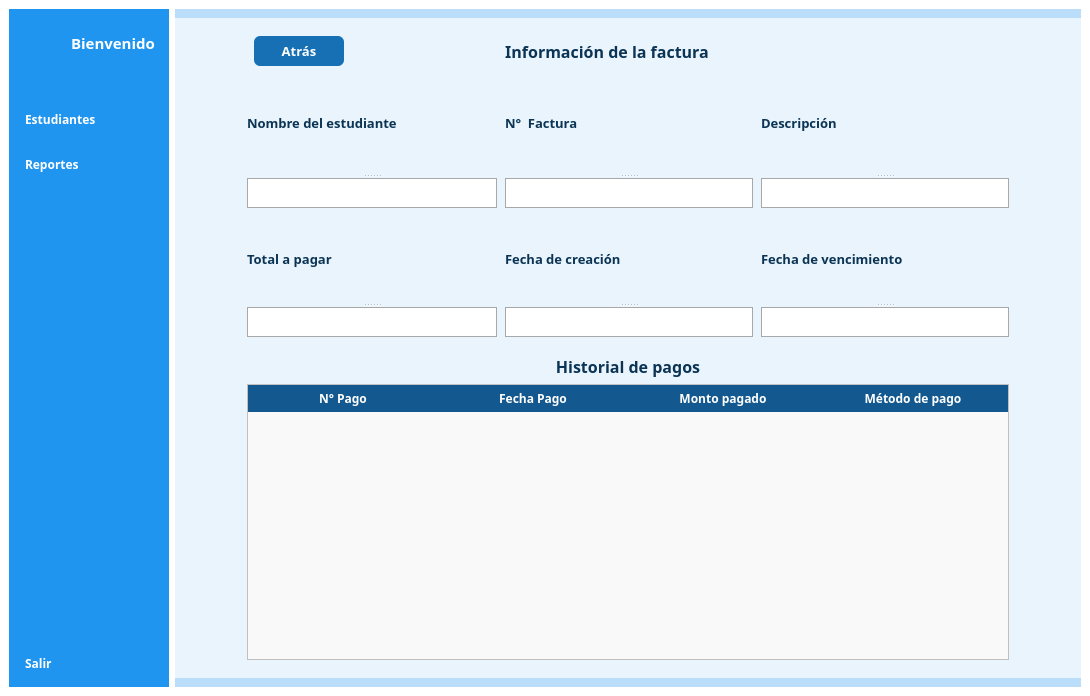
Before: the Qt Designer form gui/UI/interface.ui in DeiviHerreraDiaz09/Student-Management-Project, drawn with Qt 5.
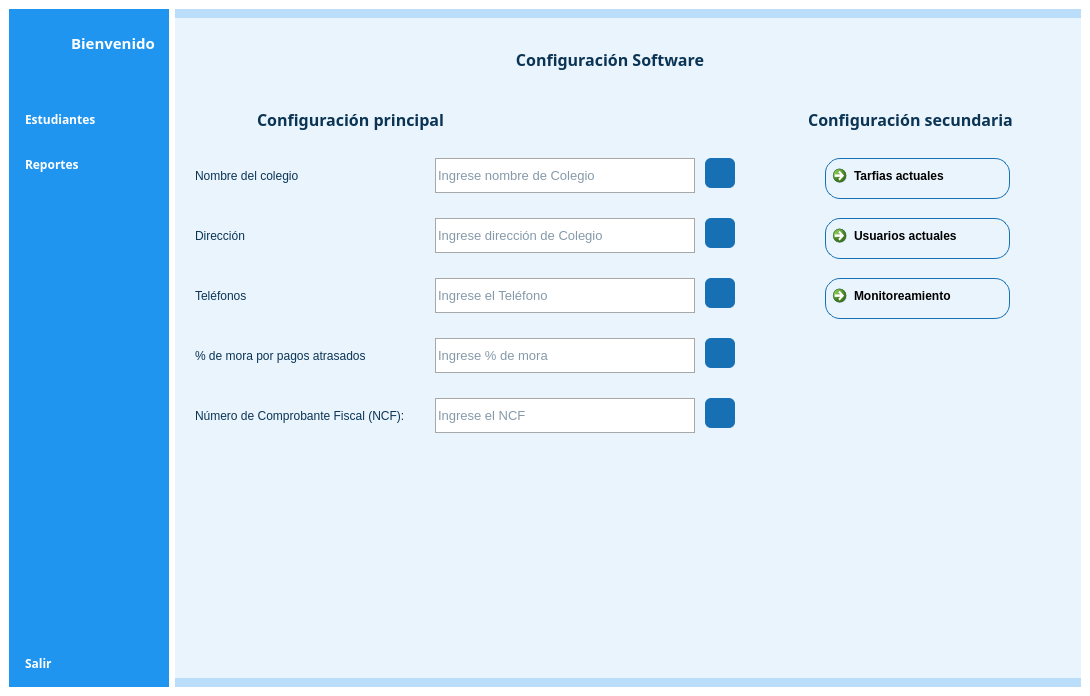
After: the same form once the commit is applied. The open tabs and pages were chosen to show the change. Icons and pictures are not drawn.

```diff
--- a/gui/UI/interface.ui
+++ b/gui/UI/interface.ui
@@ -300,7 +300,7 @@
              <string notr="true">background-color: rgb(255, 255, 255);</string>
             </property>
             <property name="currentIndex">
-             <number>0</number>
+             <number>2</number>
             </property>
             <widget class="QWidget" name="students_page">
              <property name="styleSheet">
@@ -3976,6 +3976,668 @@
               </item>
              </layout>
             </widget>
+            <widget class="QWidget" name="settings">
+             <property name="styleSheet">
+              <string notr="true">background-color:#e9f4fd;</string>
+             </property>
+             <widget class="QLabel" name="tittle_header_2">
+              <property name="geometry">
+               <rect>
+                <x>10</x>
+                <y>10</y>
+                <width>850</width>
+                <height>50</height>
+               </rect>
+              </property>
+              <property name="minimumSize">
+               <size>
+                <width>0</width>
+                <height>50</height>
+               </size>
+              </property>
+              <property name="maximumSize">
+               <size>
+                <width>16777215</width>
+                <height>50</height>
+               </size>
+              </property>
+              <property name="font">
+               <font>
+                <family>Euphemia</family>
+                <pointsize>12</pointsize>
+                <weight>75</weight>
+                <bold>true</bold>
+               </font>
+              </property>
+              <property name="styleSheet">
+               <string notr="true">color: rgb(11, 52, 84);
+margin-top:12px;</string>
+              </property>
+              <property name="text">
+               <string>Configuración Software</string>
+              </property>
+              <property name="alignment">
+               <set>Qt::AlignCenter</set>
+              </property>
+              <property name="margin">
+               <number>0</number>
+              </property>
+             </widget>
+             <widget class="QLineEdit" name="input_amount_paid_2">
+              <property name="geometry">
+               <rect>
+                <x>260</x>
+                <y>260</y>
+                <width>260</width>
+                <height>35</height>
+               </rect>
+              </property>
+              <property name="minimumSize">
+               <size>
+                <width>250</width>
+                <height>35</height>
+               </size>
+              </property>
+              <property name="maximumSize">
+               <size>
+                <width>260</width>
+                <height>35</height>
+               </size>
+              </property>
+              <property name="font">
+               <font>
+                <pointsize>10</pointsize>
+               </font>
+              </property>
+              <property name="styleSheet">
+               <string notr="true">background-color: rgb(255, 255, 255);
+color: rgb(11, 52, 84);
+border:1px solid  #a8a8a8;</string>
+              </property>
+              <property name="readOnly">
+               <bool>false</bool>
+              </property>
+              <property name="placeholderText">
+               <string>Ingrese el Teléfono</string>
+              </property>
+             </widget>
+             <widget class="QLabel" name="label_2">
+              <property name="geometry">
+               <rect>
+                <x>20</x>
+                <y>270</y>
+                <width>231</width>
+                <height>16</height>
+               </rect>
+              </property>
+              <property name="styleSheet">
+               <string notr="true">color: rgb(11, 52, 84);
+font: 10pt &quot;Ebrima&quot;;</string>
+              </property>
+              <property name="text">
+               <string>Teléfonos</string>
+              </property>
+             </widget>
+             <widget class="QPushButton" name="button_search_2">
+              <property name="geometry">
+               <rect>
+                <x>530</x>
+                <y>260</y>
+                <width>30</width>
+                <height>30</height>
+               </rect>
+              </property>
+              <property name="minimumSize">
+               <size>
+                <width>30</width>
+                <height>30</height>
+               </size>
+              </property>
+              <property name="maximumSize">
+               <size>
+                <width>30</width>
+                <height>30</height>
+               </size>
+              </property>
+              <property name="cursor">
+               <cursorShape>PointingHandCursor</cursorShape>
+              </property>
+              <property name="styleSheet">
+               <string notr="true">background-color:#1770b3;
+borde: none;
+border-radius:6px;
+</string>
+              </property>
+              <property name="text">
+               <string/>
+              </property>
+              <property name="icon">
+               <iconset>
+                <normaloff>:/icons/assets/icons/Search.svg</normaloff>:/icons/assets/icons/Search.svg</iconset>
+              </property>
+             </widget>
+             <widget class="QLineEdit" name="input_amount_paid_3">
+              <property name="geometry">
+               <rect>
+                <x>260</x>
+                <y>140</y>
+                <width>260</width>
+                <height>35</height>
+               </rect>
+              </property>
+              <property name="minimumSize">
+               <size>
+                <width>250</width>
+                <height>35</height>
+               </size>
+              </property>
+              <property name="maximumSize">
+               <size>
+                <width>260</width>
+                <height>35</height>
+               </size>
+              </property>
+              <property name="font">
+               <font>
+                <pointsize>10</pointsize>
+               </font>
+              </property>
+              <property name="styleSheet">
+               <string notr="true">background-color: rgb(255, 255, 255);
+color: rgb(11, 52, 84);
+border:1px solid  #a8a8a8;</string>
+              </property>
+              <property name="readOnly">
+               <bool>false</bool>
+              </property>
+              <property name="placeholderText">
+               <string>Ingrese nombre de Colegio</string>
+              </property>
+             </widget>
+             <widget class="QLabel" name="label_3">
+              <property name="geometry">
+               <rect>
+                <x>20</x>
+                <y>150</y>
+                <width>231</width>
+                <height>16</height>
+               </rect>
+              </property>
+              <property name="styleSheet">
+               <string notr="true">color: rgb(11, 52, 84);
+font: 10pt &quot;Ebrima&quot;;</string>
+              </property>
+              <property name="text">
+               <string>Nombre del colegio</string>
+              </property>
+             </widget>
+             <widget class="QPushButton" name="button_search_3">
+              <property name="geometry">
+               <rect>
+                <x>530</x>
+                <y>140</y>
+                <width>30</width>
+                <height>30</height>
+               </rect>
+              </property>
+              <property name="minimumSize">
+               <size>
+                <width>30</width>
+                <height>30</height>
+               </size>
+              </property>
+              <property name="maximumSize">
+               <size>
+                <width>30</width>
+                <height>30</height>
+               </size>
+              </property>
+              <property name="cursor">
+               <cursorShape>PointingHandCursor</cursorShape>
+              </property>
+              <property name="styleSheet">
+               <string notr="true">background-color:#1770b3;
+borde: none;
+border-radius:6px;
+</string>
+              </property>
+              <property name="text">
+               <string/>
+              </property>
+              <property name="icon">
+               <iconset>
+                <normaloff>:/icons/assets/icons/Search.svg</normaloff>:/icons/assets/icons/Search.svg</iconset>
+              </property>
+             </widget>
+             <widget class="QLineEdit" name="input_amount_paid_4">
+              <property name="geometry">
+               <rect>
+                <x>260</x>
+                <y>200</y>
+                <width>260</width>
+                <height>35</height>
+               </rect>
+              </property>
+              <property name="minimumSize">
+               <size>
+                <width>250</width>
+                <height>35</height>
+               </size>
+              </property>
+              <property name="maximumSize">
+               <size>
+                <width>260</width>
+                <height>35</height>
+               </size>
+              </property>
+              <property name="font">
+               <font>
+                <pointsize>10</pointsize>
+               </font>
+              </property>
+              <property name="styleSheet">
+               <string notr="true">background-color: rgb(255, 255, 255);
+color: rgb(11, 52, 84);
+border:1px solid  #a8a8a8;</string>
+              </property>
+              <property name="readOnly">
+               <bool>false</bool>
+              </property>
+              <property name="placeholderText">
+               <string>Ingrese dirección de Colegio</string>
+              </property>
+             </widget>
+             <widget class="QPushButton" name="button_search_4">
+              <property name="geometry">
+               <rect>
+                <x>530</x>
+                <y>200</y>
+                <width>30</width>
+                <height>30</height>
+               </rect>
+              </property>
+              <property name="minimumSize">
+               <size>
+                <width>30</width>
+                <height>30</height>
+               </size>
+              </property>
+              <property name="maximumSize">
+               <size>
+                <width>30</width>
+                <height>30</height>
+               </size>
+              </property>
+              <property name="cursor">
+               <cursorShape>PointingHandCursor</cursorShape>
+              </property>
+              <property name="styleSheet">
+               <string notr="true">background-color:#1770b3;
+borde: none;
+border-radius:6px;
+</string>
+              </property>
+              <property name="text">
+               <string/>
+              </property>
+              <property name="icon">
+               <iconset>
+                <normaloff>:/icons/assets/icons/Search.svg</normaloff>:/icons/assets/icons/Search.svg</iconset>
+              </property>
+             </widget>
+             <widget class="QLabel" name="label_4">
+              <property name="geometry">
+               <rect>
+                <x>20</x>
+                <y>210</y>
+                <width>231</width>
+                <height>16</height>
+               </rect>
+              </property>
+              <property name="styleSheet">
+               <string notr="true">color: rgb(11, 52, 84);
+font: 10pt &quot;Ebrima&quot;;</string>
+              </property>
+              <property name="text">
+               <string>Dirección</string>
+              </property>
+             </widget>
+             <widget class="QLineEdit" name="input_amount_paid_5">
+              <property name="geometry">
+               <rect>
+                <x>260</x>
+                <y>320</y>
+                <width>260</width>
+                <height>35</height>
+               </rect>
+              </property>
+              <property name="minimumSize">
+               <size>
+                <width>250</width>
+                <height>35</height>
+               </size>
+              </property>
+              <property name="maximumSize">
+               <size>
+                <width>260</width>
+                <height>35</height>
+               </size>
+              </property>
+              <property name="font">
+               <font>
+                <pointsize>10</pointsize>
+               </font>
+              </property>
+              <property name="styleSheet">
+               <string notr="true">background-color: rgb(255, 255, 255);
+color: rgb(11, 52, 84);
+border:1px solid  #a8a8a8;</string>
+              </property>
+              <property name="readOnly">
+               <bool>false</bool>
+              </property>
+              <property name="placeholderText">
+               <string>Ingrese % de mora</string>
+              </property>
+             </widget>
+             <widget class="QLabel" name="label_5">
+              <property name="geometry">
+               <rect>
+                <x>20</x>
+                <y>330</y>
+                <width>231</width>
+                <height>16</height>
+               </rect>
+              </property>
+              <property name="styleSheet">
+               <string notr="true">color: rgb(11, 52, 84);
+font: 10pt &quot;Ebrima&quot;;</string>
+              </property>
+              <property name="text">
+               <string>% de mora por pagos atrasados</string>
+              </property>
+             </widget>
+             <widget class="QPushButton" name="button_search_5">
+              <property name="geometry">
+               <rect>
+                <x>530</x>
+                <y>320</y>
+                <width>30</width>
+                <height>30</height>
+               </rect>
+              </property>
+              <property name="minimumSize">
+               <size>
+                <width>30</width>
+                <height>30</height>
+               </size>
+              </property>
+              <property name="maximumSize">
+               <size>
+                <width>30</width>
+                <height>30</height>
+               </size>
+              </property>
+              <property name="cursor">
+               <cursorShape>PointingHandCursor</cursorShape>
+              </property>
+              <property name="styleSheet">
+               <string notr="true">background-color:#1770b3;
+borde: none;
+border-radius:6px;
+</string>
+              </property>
+              <property name="text">
+               <string/>
+              </property>
+              <property name="icon">
+               <iconset>
+                <normaloff>:/icons/assets/icons/Search.svg</normaloff>:/icons/assets/icons/Search.svg</iconset>
+              </property>
+             </widget>
+             <widget class="QPushButton" name="button_search_6">
+              <property name="geometry">
+               <rect>
+                <x>530</x>
+                <y>380</y>
+                <width>30</width>
+                <height>30</height>
+               </rect>
+              </property>
+              <property name="minimumSize">
+               <size>
+                <width>30</width>
+                <height>30</height>
+               </size>
+              </property>
+              <property name="maximumSize">
+               <size>
+                <width>30</width>
+                <height>30</height>
+               </size>
+              </property>
+              <property name="cursor">
+               <cursorShape>PointingHandCursor</cursorShape>
+              </property>
+              <property name="styleSheet">
+               <string notr="true">background-color:#1770b3;
+borde: none;
+border-radius:6px;
+</string>
+              </property>
+              <property name="text">
+               <string/>
+              </property>
+              <property name="icon">
+               <iconset>
+                <normaloff>:/icons/assets/icons/Search.svg</normaloff>:/icons/assets/icons/Search.svg</iconset>
+              </property>
+             </widget>
+             <widget class="QLineEdit" name="input_amount_paid_6">
+              <property name="geometry">
+               <rect>
+                <x>260</x>
+                <y>380</y>
+                <width>260</width>
+                <height>35</height>
+               </rect>
+              </property>
+              <property name="minimumSize">
+               <size>
+                <width>250</width>
+                <height>35</height>
+               </size>
+              </property>
+              <property name="maximumSize">
+               <size>
+                <width>260</width>
+                <height>35</height>
+               </size>
+              </property>
+              <property name="font">
+               <font>
+                <pointsize>10</pointsize>
+               </font>
+              </property>
+              <property name="styleSheet">
+               <string notr="true">background-color: rgb(255, 255, 255);
+color: rgb(11, 52, 84);
+border:1px solid  #a8a8a8;</string>
+              </property>
+              <property name="readOnly">
+               <bool>false</bool>
+              </property>
+              <property name="placeholderText">
+               <string>Ingrese el NCF</string>
+              </property>
+             </widget>
+             <widget class="QLabel" name="label_6">
+              <property name="geometry">
+               <rect>
+                <x>20</x>
+                <y>390</y>
+                <width>231</width>
+                <height>16</height>
+               </rect>
+              </property>
+              <property name="styleSheet">
+               <string notr="true">color: rgb(11, 52, 84);
+font: 10pt &quot;Ebrima&quot;;</string>
+              </property>
+              <property name="text">
+               <string>Número de Comprobante Fiscal (NCF):</string>
+              </property>
+             </widget>
+             <widget class="QLabel" name="tittle_header_3">
+              <property name="geometry">
+               <rect>
+                <x>10</x>
+                <y>70</y>
+                <width>331</width>
+                <height>50</height>
+               </rect>
+              </property>
+              <property name="minimumSize">
+               <size>
+                <width>0</width>
+                <height>50</height>
+               </size>
+              </property>
+              <property name="maximumSize">
+               <size>
+                <width>16777215</width>
+                <height>50</height>
+               </size>
+              </property>
+              <property name="font">
+               <font>
+                <family>Euphemia</family>
+                <pointsize>12</pointsize>
+                <weight>75</weight>
+                <bold>true</bold>
+               </font>
+              </property>
+              <property name="styleSheet">
+               <string notr="true">color: rgb(11, 52, 84);
+margin-top:12px;</string>
+              </property>
+              <property name="text">
+               <string>Configuración principal</string>
+              </property>
+              <property name="alignment">
+               <set>Qt::AlignCenter</set>
+              </property>
+              <property name="margin">
+               <number>0</number>
+              </property>
+             </widget>
+             <widget class="QLabel" name="tittle_header_4">
+              <property name="geometry">
+               <rect>
+                <x>600</x>
+                <y>70</y>
+                <width>271</width>
+                <height>50</height>
+               </rect>
+              </property>
+              <property name="minimumSize">
+               <size>
+                <width>0</width>
+                <height>50</height>
+               </size>
+              </property>
+              <property name="maximumSize">
+               <size>
+                <width>16777215</width>
+                <height>50</height>
+               </size>
+              </property>
+              <property name="font">
+               <font>
+                <family>Euphemia</family>
+                <pointsize>12</pointsize>
+                <weight>75</weight>
+                <bold>true</bold>
+               </font>
+              </property>
+              <property name="styleSheet">
+               <string notr="true">color: rgb(11, 52, 84);
+margin-top:12px;</string>
+              </property>
+              <property name="text">
+               <string>Configuración secundaria</string>
+              </property>
+              <property name="alignment">
+               <set>Qt::AlignCenter</set>
+              </property>
+              <property name="margin">
+               <number>0</number>
+              </property>
+             </widget>
+             <widget class="QCommandLinkButton" name="commandLinkButton">
+              <property name="geometry">
+               <rect>
+                <x>650</x>
+                <y>140</y>
+                <width>185</width>
+                <height>41</height>
+               </rect>
+              </property>
+              <property name="toolTip">
+               <string>&lt;html&gt;&lt;head/&gt;&lt;body&gt;&lt;p&gt;Tarifas generales para los estudiantes&lt;/p&gt;&lt;p&gt;&lt;br/&gt;&lt;/p&gt;&lt;/body&gt;&lt;/html&gt;</string>
+              </property>
+              <property name="styleSheet">
+               <string notr="true">border: 1px solid #1770b3;
+border-radius: 15px;
+</string>
+              </property>
+              <property name="text">
+               <string>Tarfias actuales</string>
+              </property>
+             </widget>
+             <widget class="QCommandLinkButton" name="commandLinkButton_2">
+              <property name="geometry">
+               <rect>
+                <x>650</x>
+                <y>200</y>
+                <width>185</width>
+                <height>41</height>
+               </rect>
+              </property>
+              <property name="toolTip">
+               <string>&lt;html&gt;&lt;head/&gt;&lt;body&gt;&lt;p&gt;Usuarios que tienen actual acceso al software&lt;/p&gt;&lt;/body&gt;&lt;/html&gt;</string>
+              </property>
+              <property name="styleSheet">
+               <string notr="true">border: 1px solid #1770b3;
+border-radius: 15px;
+</string>
+              </property>
+              <property name="text">
+               <string>Usuarios actuales</string>
+              </property>
+             </widget>
+             <widget class="QCommandLinkButton" name="commandLinkButton_3">
+              <property name="geometry">
+               <rect>
+                <x>650</x>
+                <y>260</y>
+                <width>185</width>
+                <height>41</height>
+               </rect>
+              </property>
+              <property name="toolTip">
+               <string>&lt;html&gt;&lt;head/&gt;&lt;body&gt;&lt;p&gt;El administrador puede supervisar acciones realizadas por otros usuarios&lt;/p&gt;&lt;/body&gt;&lt;/html&gt;</string>
+              </property>
+              <property name="styleSheet">
+               <string notr="true">border: 1px solid #1770b3;
+border-radius: 15px;
+</string>
+              </property>
+              <property name="text">
+               <string>Monitoreamiento </string>
+              </property>
+             </widget>
+            </widget>
             <widget class="QWidget" name="reports">
              <widget class="QLabel" name="label_7">
               <property name="geometry">
```
Left out of the diff: 406 changed lines with no effect on the pictures.
